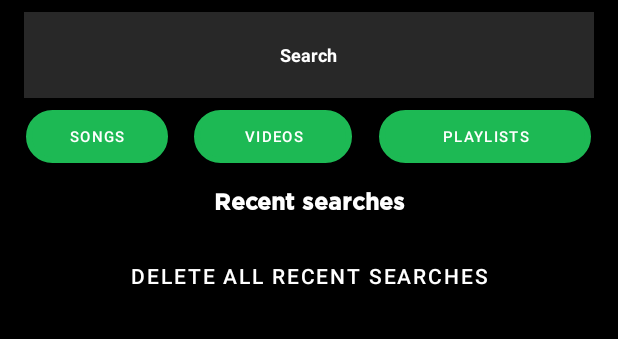
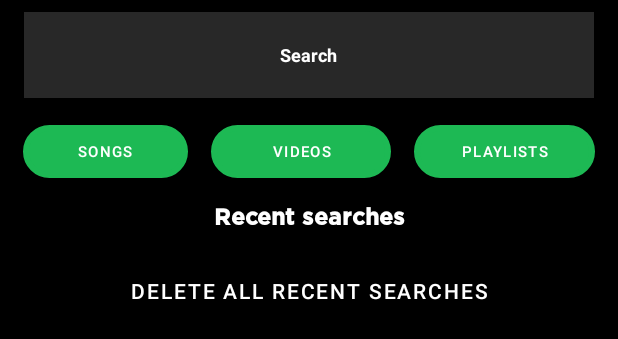
Before and after one commit to Kingsoulz4/MusicPlayerProject, an Android app: the layout fragment_search.xml on its own in the app's theme, with its tools: preview values and no code run, on a phone screen of 412 x 824 dp. Shown: the top 339 px of the screen. Run offline under Robolectric (Android 15) with nearby library versions, the phone set to English and light mode, and no system bars; plain views replace ScalingLayout; network calls fail.

Commit message:
UI tweaks + delete old Main Activity

```diff
--- a/app/src/main/AndroidManifest.xml
+++ b/app/src/main/AndroidManifest.xml
@@ -55,12 +55,6 @@
 
         </activity>
 
-        <activity android:name=".activities.MainActivity"
-            android:exported="true">
-
-
-        </activity>
-
         <activity
             android:name=".activities.PlayerActivity"
             android:exported="true" />
--- a/app/src/main/java/com/example/musicplayerproject/activities/PlayerActivity.kt
+++ b/app/src/main/java/com/example/musicplayerproject/activities/PlayerActivity.kt
@@ -68,6 +68,7 @@ class PlayerActivity : AppCompatActivity(), ServiceConnection, ActionPlaying {
 
         val entry = intent.getSerializableExtra(getString(R.string.ITEM_TO_PLAY))
         if (entry is Song) {
+            albumType.text = "Song"
             songList.clear()
             songList.add(entry)
             newURL = songList[currentPos].linkQuality128
@@ -77,6 +78,7 @@ class PlayerActivity : AppCompatActivity(), ServiceConnection, ActionPlaying {
         }
         else if (entry is Video)
         {
+            albumType.text = "Video"
             newURL = entry.streamingLink
             songName.text = entry.title
             authorName.text = entry.artistNames
@@ -135,7 +137,9 @@ class PlayerActivity : AppCompatActivity(), ServiceConnection, ActionPlaying {
         repeatButton = findViewById(R.id.repeatButton)
         videoView = findViewById(R.id.videoView)
         songName = findViewById(R.id.songName)
+        songName.isSelected = true
         authorName = findViewById(R.id.authorName)
+        authorName.isSelected = true
         albumType = findViewById(R.id.albumType)
         Log.v("Music", "Reached ViewFinderDone")
     }
--- a/app/src/main/java/com/example/musicplayerproject/activities/SignUpActivity.kt
+++ b/app/src/main/java/com/example/musicplayerproject/activities/SignUpActivity.kt
@@ -105,7 +105,7 @@ class SignUpActivity : AppCompatActivity() {
             .addOnCompleteListener(this) {
                 if (it.isSuccessful) {
                     Toast.makeText(this, "Facebook auth successfully", Toast.LENGTH_LONG).show()
-                    var user = auth.currentUser;
+                    var user = auth.currentUser
                     var uid = user!!.uid
                     var userName = user!!.displayName
                     var mail = user!!.email
@@ -211,7 +211,7 @@ class SignUpActivity : AppCompatActivity() {
 
     fun switchToMainScene()
     {
-        var switchIntent = Intent(this, MainActivity::class.java)
+        var switchIntent = Intent(this, MainAppActivity::class.java)
         startActivity(switchIntent)
     }
 
--- a/app/src/main/java/com/example/musicplayerproject/models/data/Song.kt
+++ b/app/src/main/java/com/example/musicplayerproject/models/data/Song.kt
@@ -26,8 +26,9 @@ class Song : java.io.Serializable {
             song.title = songJSONObject.getString("title")
             song.thumbnail = songJSONObject.getString("thumbnail")
             song.artists = ArrayList<Artist>()
+            song.artistsNames = songJSONObject.getString("artistsNames")
             var artists = songJSONObject.getJSONArray("artists")
-            for (j in 0..artists.length() -1)
+            for (j in 0 until artists.length())
             {
                 var artist = Artist()
                 var art = artists.getJSONObject(j)
--- a/app/src/main/java/com/example/musicplayerproject/models/ui/ItemDisplayData.kt
+++ b/app/src/main/java/com/example/musicplayerproject/models/ui/ItemDisplayData.kt
@@ -81,6 +81,7 @@ class ItemDisplayData {
                         song.encodeId = item.encodeId
                         song.title = item.title
                         song.thumbnail = item.thumbnail
+                        song.artistsNames = item.artistName
                         song.linkQuality128 = jsonResponseBody.getString("128")
                         song.linkQuality320 = jsonResponseBody.getString("320")
                         switchToPlayerSceneIntent.putExtra(context.getString(R.string.ITEM_TO_PLAY), song)
@@ -116,6 +117,7 @@ class ItemDisplayData {
             ITEM_TYPE.PLAYLIST -> {
 
             }
+            else -> {}
         }
     }
 
--- /dev/null
+++ b/app/src/main/res/drawable/ic_baseline_volume_up_24.xml
@@ -0,0 +1,5 @@
+<vector android:autoMirrored="true" android:height="24dp"
+    android:tint="#FFFFFF" android:viewportHeight="24"
+    android:viewportWidth="24" android:width="24dp" xmlns:android="http://schemas.android.com/apk/res/android">
+    <path android:fillColor="@android:color/white" android:pathData="M3,9v6h4l5,5L12,4L7,9L3,9zM16.5,12c0,-1.77 -1.02,-3.29 -2.5,-4.03v8.05c1.48,-0.73 2.5,-2.25 2.5,-4.02zM14,3.23v2.06c2.89,0.86 5,3.54 5,6.71s-2.11,5.85 -5,6.71v2.06c4.01,-0.91 7,-4.49 7,-8.77s-2.99,-7.86 -7,-8.77z"/>
+</vector>
--- a/app/src/main/res/layout/fragment_search.xml
+++ b/app/src/main/res/layout/fragment_search.xml
@@ -37,22 +37,25 @@
                     android:layout_width="30dp"
                     android:layout_height="30dp"
                     android:layout_centerVertical="true"
-                    android:background="@drawable/search" />
+                    android:background="@drawable/search"
+                    android:contentDescription="Search Button" />
 
                 <EditText
                     android:id="@+id/editTextSearch"
-                    android:layout_width="260dp"
+                    android:layout_width="215dp"
                     android:layout_height="match_parent"
                     android:layout_marginStart="24dp"
                     android:layout_marginLeft="24dp"
                     android:layout_toEndOf="@+id/search_text_button"
                     android:layout_toRightOf="@+id/search_text_button"
-                    android:hint="Enter your search here"
-                    android:textColor="#ffffff" />
+                    android:singleLine="true"
+                    android:hint="@string/enter_search"
+                    android:textColor="#ffffff"
+                    android:inputType="text" />
 
                 <ImageButton
                     android:id="@+id/deleteEditText"
-                    android:layout_width="60dp"
+                    android:layout_width="50dp"
                     android:layout_height="match_parent"
                     android:layout_marginStart="0dp"
                     android:layout_marginLeft="0dp"
@@ -60,6 +63,16 @@
                     android:layout_toRightOf="@+id/editTextSearch"
                     android:background="@android:color/transparent"
                     app:srcCompat="@drawable/delete_entry" />
+
+                <ImageButton
+                    android:id="@+id/voiceSearch"
+                    android:layout_width="50dp"
+                    android:layout_height="match_parent"
+                    android:layout_marginStart="0dp"
+                    android:layout_marginLeft="0dp"
+                    android:layout_toEndOf="@+id/deleteEditText"
+                    android:background="@android:color/transparent"
+                    app:srcCompat="@drawable/ic_baseline_volume_up_24" />
 
             </RelativeLayout>
 
@@ -78,56 +91,53 @@
     </iammert.com.view.scalinglib.ScalingLayout>
 
     <LinearLayout
+        android:id="@+id/categoriesLayout"
         android:layout_width="match_parent"
         android:layout_height="35dp"
+        android:layout_marginTop="10dp"
         android:orientation="horizontal">
-
-        <Space
-            android:layout_width="wrap_content"
-            android:layout_height="match_parent"
-            android:layout_weight="1" />
 
         <Button
             android:id="@+id/buttonSongs"
-            android:layout_width="77dp"
+            android:layout_width="70dp"
             android:layout_height="match_parent"
+            android:layout_marginStart="15dp"
+            android:layout_marginLeft="0dp"
+            android:layout_toEndOf="@+id/editTextSearch"
+            android:layout_toRightOf="@+id/categoriesLayout"
+
             android:layout_weight="1"
             android:background="@drawable/button_layout"
             android:text="Songs"
             android:textSize="10sp" />
 
-        <Space
-            android:layout_width="wrap_content"
-            android:layout_height="match_parent"
-            android:layout_weight="1" />
-
         <Button
             android:id="@+id/buttonVideos"
-            android:layout_width="wrap_content"
+            android:layout_width="80dp"
             android:layout_height="match_parent"
+            android:layout_marginStart="15dp"
+            android:layout_marginLeft="0dp"
+            android:layout_toRightOf="@+id/buttonSongs"
             android:layout_weight="1"
             android:background="@drawable/button_layout"
             android:text="Videos"
             android:textSize="10sp" />
 
-        <Space
-            android:layout_width="wrap_content"
-            android:layout_height="match_parent"
-            android:layout_weight="1" />
-
         <Button
             android:id="@+id/buttonPlaylists"
-            android:layout_width="123dp"
+            android:layout_width="80dp"
             android:layout_height="match_parent"
+            android:layout_marginStart="15dp"
+            android:layout_marginLeft="0dp"
+            android:layout_marginEnd="15dp"
+            android:layout_marginRight="15dp"
+            android:layout_toEndOf="@+id/categoriesLayout"
+            android:layout_toRightOf="@+id/buttonVideos"
             android:layout_weight="1"
             android:background="@drawable/button_layout"
             android:text="Playlists"
             android:textSize="10sp" />
 
-        <Space
-            android:layout_width="wrap_content"
-            android:layout_height="match_parent"
-            android:layout_weight="1" />
     </LinearLayout>
 
     <TextView
--- a/app/src/main/res/values/strings.xml
+++ b/app/src/main/res/values/strings.xml
@@ -114,4 +114,5 @@
     <string name="Playing">Now Playing</string>
     <string name="ITEM_TO_PLAY">SONG_EXTRA</string>
     <string name="VIDEO_TO_PLAY">VIDEO_EXTRA</string>
+    <string name="enter_search">Enter your search</string>
 </resources>
```
Also changed, not shown: app/src/main/java/com/example/musicplayerproject/activities/MainActivity.kt (deleted, +0 -90 lines), app/src/main/java/com/example/musicplayerproject/activities/MainAppActivity.kt (+42 -6 lines), app/src/main/res/layout/activity_main_app.xml (+19 -18 lines), app/src/main/res/layout/mainhome.xml (deleted, +0 -142 lines), app/src/main/res/layout/music_play_screen.xml (+21 -11 lines), app/src/main/res/layout/search_items_layout.xml (+9 -7 lines).
